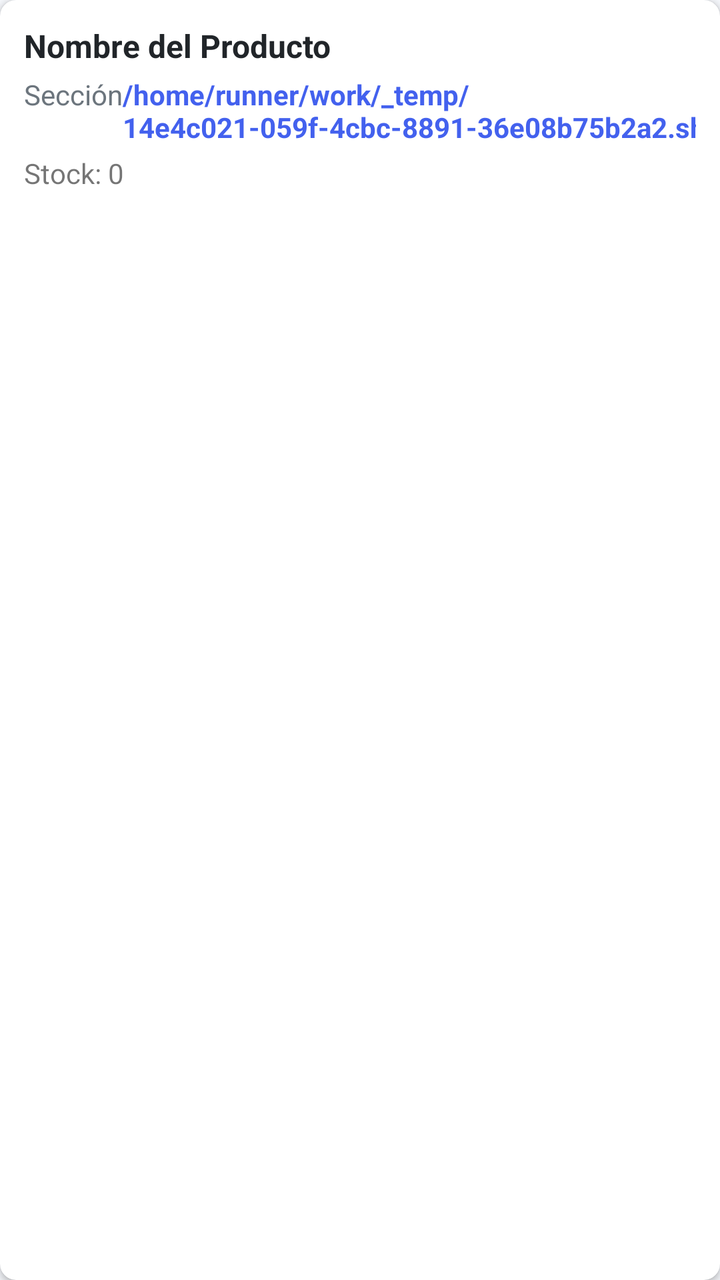
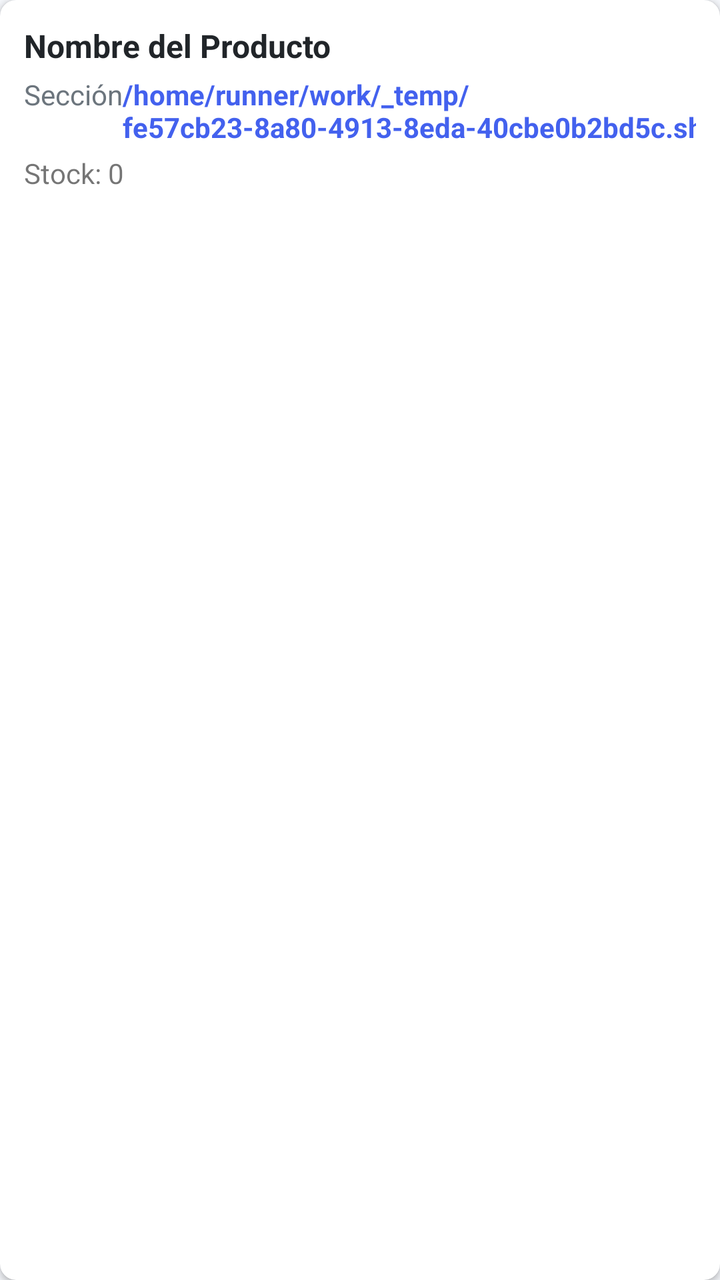

Two renders of the same Android screen: before a commit and after it. Below are the layout's source before the change and the commit's diff.
<!-- AndroidManifest.xml: application theme Theme.OmniVentas -->
<!-- res/layout/item_producto.xml -->
<?xml version="1.0" encoding="utf-8"?>
<androidx.cardview.widget.CardView xmlns:android="http://schemas.android.com/apk/res/android"
    xmlns:app="http://schemas.android.com/apk/res-auto"
    android:layout_width="match_parent"
    android:layout_height="wrap_content"
    android:layout_marginBottom="8dp"
    app:cardCornerRadius="8dp"
    app:cardElevation="2dp">
    <LinearLayout
        android:layout_width="match_parent"
        android:layout_height="wrap_content"
        android:orientation="vertical"
        android:padding="12dp">
        <TextView
            android:id="@+id/tv_nombre"
            android:layout_width="match_parent"
            android:layout_height="wrap_content"
            android:text="Nombre del Producto"
            android:textSize="16sp"
            android:textStyle="bold"
            android:textColor="@color/dark" />
        <LinearLayout
            android:layout_width="match_parent"
            android:layout_height="wrap_content"
            android:orientation="horizontal"
            android:layout_marginTop="4dp">
            <TextView
                android:id="@+id/tv_seccion"
                android:layout_width="0dp"
                android:layout_height="wrap_content"
                android:layout_weight="1"
                android:text="Sección"
                android:textSize="14sp"
                android:textColor="@color/gray" />
            <TextView
                android:id="@+id/tv_precio"
                android:layout_width="wrap_content"
                android:layout_height="wrap_content"
                android:text="/home/runner/work/_temp/14e4c021-059f-4cbc-8891-36e08b75b2a2.sh.00"
                android:textSize="14sp"
                android:textColor="@color/primary"
                android:textStyle="bold" />
        </LinearLayout>
        <TextView
            android:id="@+id/tv_stock"
            android:layout_width="wrap_content"
            android:layout_height="wrap_content"
            android:text="Stock: 0"
            android:textSize="14sp"
            android:layout_marginTop="4dp" />
    </LinearLayout>
</androidx.cardview.widget.CardView>
<!-- resources referenced by this layout -->
<resources>
  <color name="dark">#212529</color>
  <color name="gray">#6C757D</color>
  <color name="primary">#4361EE</color>
  <style name="Theme.OmniVentas" parent="Theme.MaterialComponents.DayNight.NoActionBar">
          <item name="colorPrimary">@color/primary</item>
          <item name="colorPrimaryVariant">@color/primary_dark</item>
          <item name="colorOnPrimary">@color/white</item>
          <item name="colorSecondary">@color/secondary</item>
          <item name="colorOnSecondary">@color/white</item>
          <item name="android:statusBarColor">@color/primary</item>
          <item name="android:windowBackground">@color/light_gray</item>
      </style>
  <color name="primary_dark">#3A56D4</color>
  <color name="white">#FFFFFF</color>
  <color name="secondary">#3F37C9</color>
  <color name="light_gray">#F5F7FB</color>
</resources>

<!-- the commit's change to res/layout/item_producto.xml (unified diff, before → after) -->
@@ -36,7 +36,7 @@
                 android:id="@+id/tv_precio"
                 android:layout_width="wrap_content"
                 android:layout_height="wrap_content"
-                android:text="/home/runner/work/_temp/14e4c021-059f-4cbc-8891-36e08b75b2a2.sh.00"
+                android:text="/home/runner/work/_temp/fe57cb23-8a80-4913-8eda-40cbe0b2bd5c.sh.00"
                 android:textSize="14sp"
                 android:textColor="@color/primary"
                 android:textStyle="bold" />
